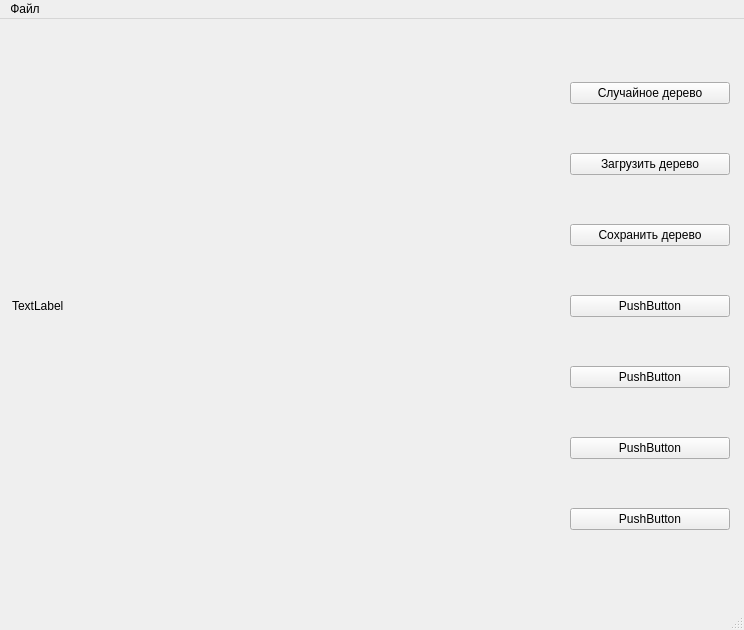
Qt form mainwindow.ui (VladislavWaza/DrawedTrees) before a commit.
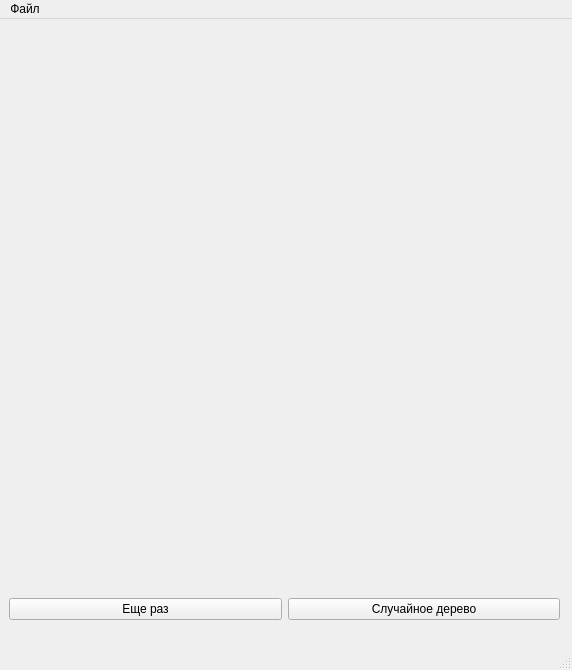
The same form after that commit.

The edit to the form file:
```diff
--- a/mainwindow.ui
+++ b/mainwindow.ui
@@ -6,8 +6,8 @@
    <rect>
     <x>0</x>
     <y>0</y>
-    <width>744</width>
-    <height>630</height>
+    <width>572</width>
+    <height>670</height>
    </rect>
   </property>
   <property name="windowTitle">
@@ -24,19 +24,26 @@
      </rect>
     </property>
     <property name="text">
-     <string>TextLabel</string>
+     <string/>
     </property>
    </widget>
    <widget class="QWidget" name="verticalLayoutWidget">
     <property name="geometry">
      <rect>
-      <x>570</x>
-      <y>20</y>
-      <width>160</width>
-      <height>541</height>
+      <x>9</x>
+      <y>570</y>
+      <width>551</width>
+      <height>41</height>
      </rect>
     </property>
-    <layout class="QVBoxLayout" name="verticalLayout_3">
+    <layout class="QHBoxLayout" name="horizontalLayout">
+     <item>
+      <widget class="QPushButton" name="againButton">
+       <property name="text">
+        <string>Еще раз</string>
+       </property>
+      </widget>
+     </item>
      <item>
       <widget class="QPushButton" name="randomTreeButton">
        <property name="text">
@@ -44,48 +51,6 @@
        </property>
       </widget>
      </item>
-     <item>
-      <widget class="QPushButton" name="loadButton">
-       <property name="text">
-        <string>Загрузить дерево</string>
-       </property>
-      </widget>
-     </item>
-     <item>
-      <widget class="QPushButton" name="saveButton">
-       <property name="text">
-        <string>Сохранить дерево</string>
-       </property>
-      </widget>
-     </item>
-     <item>
-      <widget class="QPushButton" name="pushButton_5">
-       <property name="text">
-        <string>PushButton</string>
-       </property>
-      </widget>
-     </item>
-     <item>
-      <widget class="QPushButton" name="pushButton_6">
-       <property name="text">
-        <string>PushButton</string>
-       </property>
-      </widget>
-     </item>
-     <item>
-      <widget class="QPushButton" name="pushButton_7">
-       <property name="text">
-        <string>PushButton</string>
-       </property>
-      </widget>
-     </item>
-     <item>
-      <widget class="QPushButton" name="pushButton">
-       <property name="text">
-        <string>PushButton</string>
-       </property>
-      </widget>
-     </item>
     </layout>
    </widget>
   </widget>
@@ -94,7 +59,7 @@
     <rect>
      <x>0</x>
      <y>0</y>
-     <width>744</width>
+     <width>572</width>
      <height>29</height>
     </rect>
    </property>
```
Left out of the diff: 2 changed lines with no effect on the pictures.
